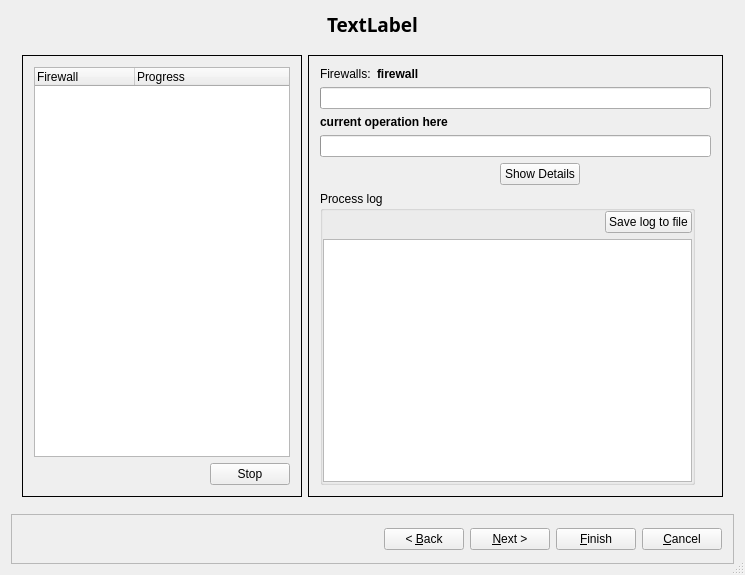
Before: the Qt Designer form src/gui/instdialog_q.ui in fwbuilder/fwbuilder, drawn with Qt 5.
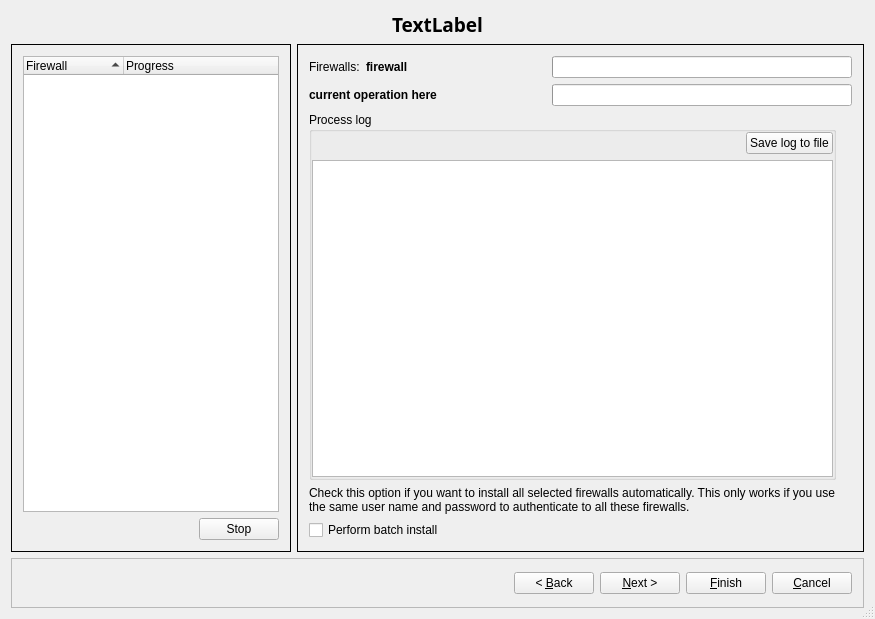
After: the same form once the commit is applied. The open tabs and pages were chosen to show the change.

Commit message: fixes #870 Moved "batch install" checkbox  to the page that shows compiler progress so the user can decide to do batch install right before they perform installations instead of doing this ahead of time

```diff
--- a/src/gui/instdialog_q.ui
+++ b/src/gui/instdialog_q.ui
@@ -5,8 +5,8 @@
    <rect>
     <x>0</x>
     <y>0</y>
-    <width>745</width>
-    <height>575</height>
+    <width>875</width>
+    <height>619</height>
    </rect>
   </property>
   <property name="sizePolicy" >
@@ -111,53 +111,6 @@
            </layout>
           </widget>
          </item>
-         <item>
-          <widget class="QFrame" name="batchInstFlagFrame" >
-           <property name="sizePolicy" >
-            <sizepolicy vsizetype="Preferred" hsizetype="MinimumExpanding" >
-             <horstretch>0</horstretch>
-             <verstretch>0</verstretch>
-            </sizepolicy>
-           </property>
-           <property name="frameShape" >
-            <enum>QFrame::Box</enum>
-           </property>
-           <property name="frameShadow" >
-            <enum>QFrame::Plain</enum>
-           </property>
-           <layout class="QGridLayout" >
-            <property name="margin" >
-             <number>11</number>
-            </property>
-            <item row="1" column="0" >
-             <widget class="QCheckBox" name="batchInstall" >
-              <property name="sizePolicy" >
-               <sizepolicy vsizetype="Fixed" hsizetype="Minimum" >
-                <horstretch>0</horstretch>
-                <verstretch>0</verstretch>
-               </sizepolicy>
-              </property>
-              <property name="text" >
-               <string>Perform batch install</string>
-              </property>
-             </widget>
-            </item>
-            <item row="0" column="0" >
-             <widget class="QLabel" name="textLabel2" >
-              <property name="text" >
-               <string>Check this option if you want to install all selected firewalls automatically. This only works if you use the same user name and password to authenticate to all these firewalls. </string>
-              </property>
-              <property name="alignment" >
-               <set>Qt::AlignVCenter</set>
-              </property>
-              <property name="wordWrap" >
-               <bool>true</bool>
-              </property>
-             </widget>
-            </item>
-           </layout>
-          </widget>
-         </item>
          <item>
           <widget class="QFrame" name="frame12" >
            <property name="sizePolicy" >
@@ -267,6 +220,9 @@
      </widget>
      <widget class="QWidget" name="page_2" >
       <layout class="QHBoxLayout" >
+       <property name="margin" >
+        <number>0</number>
+       </property>
        <item>
         <widget class="QFrame" name="frame18_2" >
          <property name="frameShape" >
@@ -304,9 +260,18 @@
           </item>
           <item rowspan="2" row="0" column="0" colspan="2" >
            <widget class="QTreeWidget" name="fwWorkList" >
+            <property name="alternatingRowColors" >
+             <bool>true</bool>
+            </property>
             <property name="itemsExpandable" >
              <bool>false</bool>
             </property>
+            <property name="sortingEnabled" >
+             <bool>true</bool>
+            </property>
+            <property name="headerHidden" >
+             <bool>false</bool>
+            </property>
             <column>
              <property name="text" >
               <string>Firewall</string>
@@ -336,13 +301,10 @@
          <property name="frameShadow" >
           <enum>QFrame::Plain</enum>
          </property>
-         <layout class="QVBoxLayout" >
-          <property name="margin" >
-           <number>11</number>
-          </property>
-          <item>
-           <layout class="QHBoxLayout" >
-            <item>
+         <layout class="QGridLayout" name="gridLayout_4" >
+          <item row="0" column="0" >
+           <layout class="QGridLayout" name="gridLayout_3" >
+            <item row="0" column="0" >
              <widget class="QLabel" name="textLabel1" >
               <property name="text" >
                <string>Firewalls:</string>
@@ -352,7 +314,7 @@
               </property>
              </widget>
             </item>
-            <item>
+            <item row="0" column="1" >
              <widget class="QLabel" name="fwMCLabel" >
               <property name="sizePolicy" >
                <sizepolicy vsizetype="Preferred" hsizetype="Expanding" >
@@ -374,18 +336,20 @@
               </property>
              </widget>
             </item>
-           </layout>
-          </item>
-          <item>
-           <widget class="QProgressBar" name="compFirewallProgress" >
-            <property name="orientation" >
-             <enum>Qt::Horizontal</enum>
-            </property>
-           </widget>
-          </item>
-          <item>
-           <layout class="QHBoxLayout" >
-            <item>
+            <item row="0" column="2" >
+             <widget class="QProgressBar" name="compFirewallProgress" >
+              <property name="minimumSize" >
+               <size>
+                <width>300</width>
+                <height>0</height>
+               </size>
+              </property>
+              <property name="orientation" >
+               <enum>Qt::Horizontal</enum>
+              </property>
+             </widget>
+            </item>
+            <item row="1" column="0" colspan="2" >
              <widget class="QLabel" name="infoMCLabel" >
               <property name="sizePolicy" >
                <sizepolicy vsizetype="Preferred" hsizetype="Expanding" >
@@ -407,62 +371,22 @@
               </property>
              </widget>
             </item>
-           </layout>
-          </item>
-          <item>
-           <widget class="QProgressBar" name="compProgress" >
-            <property name="orientation" >
-             <enum>Qt::Horizontal</enum>
-            </property>
-           </widget>
-          </item>
-          <item>
-           <layout class="QHBoxLayout" >
-            <item>
-             <spacer>
-              <property name="orientation" >
-               <enum>Qt::Horizontal</enum>
-              </property>
-              <property name="sizeType" >
-               <enum>QSizePolicy::Expanding</enum>
-              </property>
-              <property name="sizeHint" stdset="0" >
+            <item row="1" column="2" >
+             <widget class="QProgressBar" name="compProgress" >
+              <property name="minimumSize" >
                <size>
-                <width>180</width>
-                <height>20</height>
+                <width>300</width>
+                <height>0</height>
                </size>
               </property>
-             </spacer>
-            </item>
-            <item>
-             <widget class="QPushButton" name="detailsButton" >
-              <property name="text" >
-               <string>Show Details</string>
-              </property>
-              <property name="autoDefault" >
-               <bool>false</bool>
+              <property name="orientation" >
+               <enum>Qt::Horizontal</enum>
               </property>
              </widget>
             </item>
-            <item>
-             <spacer>
-              <property name="orientation" >
-               <enum>Qt::Horizontal</enum>
-              </property>
-              <property name="sizeType" >
-               <enum>QSizePolicy::Expanding</enum>
-              </property>
-              <property name="sizeHint" stdset="0" >
-               <size>
-                <width>101</width>
-                <height>20</height>
-               </size>
-              </property>
-             </spacer>
-            </item>
            </layout>
           </item>
-          <item>
+          <item row="1" column="0" >
            <layout class="QHBoxLayout" >
             <item>
              <widget class="QGroupBox" name="detailMCframe" >
@@ -524,6 +448,53 @@
             </item>
            </layout>
           </item>
+          <item row="2" column="0" >
+           <widget class="QFrame" name="batchInstFlagFrame" >
+            <property name="sizePolicy" >
+             <sizepolicy vsizetype="Preferred" hsizetype="MinimumExpanding" >
+              <horstretch>0</horstretch>
+              <verstretch>0</verstretch>
+             </sizepolicy>
+            </property>
+            <property name="frameShape" >
+             <enum>QFrame::NoFrame</enum>
+            </property>
+            <property name="frameShadow" >
+             <enum>QFrame::Plain</enum>
+            </property>
+            <layout class="QGridLayout" name="_2" >
+             <property name="margin" >
+              <number>0</number>
+             </property>
+             <item row="1" column="0" >
+              <widget class="QCheckBox" name="batchInstall" >
+               <property name="sizePolicy" >
+                <sizepolicy vsizetype="Fixed" hsizetype="Minimum" >
+                 <horstretch>0</horstretch>
+                 <verstretch>0</verstretch>
+                </sizepolicy>
+               </property>
+               <property name="text" >
+                <string>Perform batch install</string>
+               </property>
+              </widget>
+             </item>
+             <item row="0" column="0" >
+              <widget class="QLabel" name="textLabel2" >
+               <property name="text" >
+                <string>Check this option if you want to install all selected firewalls automatically. This only works if you use the same user name and password to authenticate to all these firewalls. </string>
+               </property>
+               <property name="alignment" >
+                <set>Qt::AlignVCenter</set>
+               </property>
+               <property name="wordWrap" >
+                <bool>true</bool>
+               </property>
+              </widget>
+             </item>
+            </layout>
+           </widget>
+          </item>
          </layout>
         </widget>
        </item>
```
Left out of the diff: 24 changed lines with no effect on the pictures. The commit also changes 6 other files.
